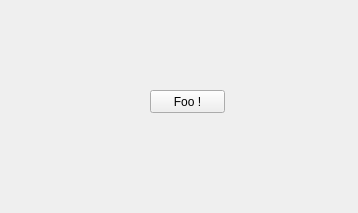
Qt form vv/qt_ui/vvToolFoo.ui (open-vv/vv) before a commit.
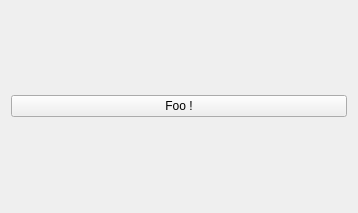
The same form after that commit.

Patch:
```diff
--- a/vv/qt_ui/vvToolFoo.ui
+++ b/vv/qt_ui/vvToolFoo.ui
@@ -13,19 +13,15 @@
   <property name="windowTitle">
    <string>Form</string>
   </property>
-  <widget class="QPushButton" name="pushButton">
-   <property name="geometry">
-    <rect>
-     <x>150</x>
-     <y>90</y>
-     <width>75</width>
-     <height>23</height>
-    </rect>
-   </property>
-   <property name="text">
-    <string>Foo !</string>
-   </property>
-  </widget>
+  <layout class="QGridLayout" name="gridLayout">
+   <item row="0" column="0">
+    <widget class="QPushButton" name="mButton">
+     <property name="text">
+      <string>Foo !</string>
+     </property>
+    </widget>
+   </item>
+  </layout>
  </widget>
  <resources/>
  <connections>
```
Left out of the diff: 19 changed lines with no effect on the pictures.
